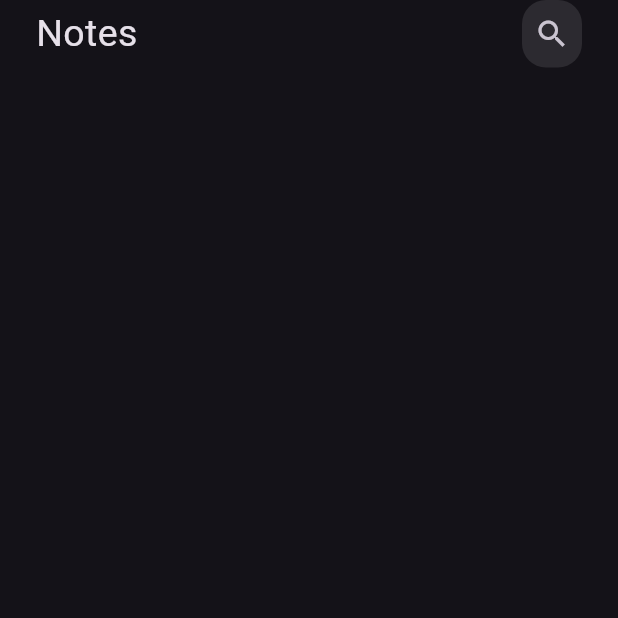
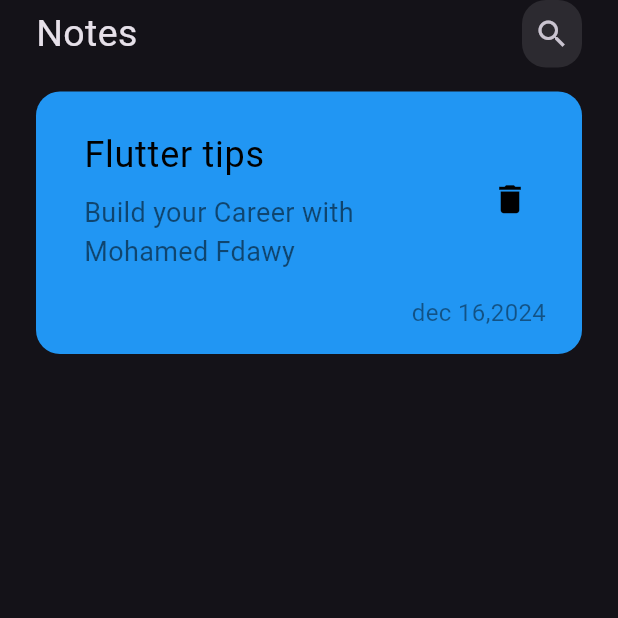
Before and after one commit to MuhamedElfdawy/notes, a Flutter app: the screen it shows after launch, on a phone screen of 412 x 824 dp, the top half of it. Run offline on Flutter 3.47's test engine with Material 3 defaults, Android fonts, the phone set to English and light mode, and no system bars; Roboto replaces fonts that are missing (Poppins).

Commit message:
create custom note items

```diff
--- /dev/null
+++ b/lib/Views/widgets/custom_note_item.dart
@@ -0,0 +1,54 @@
+import 'package:flutter/material.dart';
+
+class CustomNoteItems extends StatelessWidget {
+  const CustomNoteItems({super.key});
+
+  @override
+  Widget build(BuildContext context) {
+    return Container(
+      margin: const EdgeInsets.symmetric(vertical: 16),
+      padding: const EdgeInsets.only(left: 16,top: 16,bottom: 16),
+      decoration: BoxDecoration(
+          borderRadius: BorderRadius.circular(16), color: Colors.blue),
+      child: Column(
+        crossAxisAlignment: CrossAxisAlignment.end,
+        children: [
+          ListTile(
+            title: const Padding(
+              padding: EdgeInsets.only(bottom: 8),
+              child: Text(
+                'Flutter tips',
+                style: TextStyle(color: Colors.black,
+                  fontSize: 24,
+                ),
+              ),
+            ),
+            subtitle: const Text(
+              'Build your Career with Mohamed Fdawy',
+              style: TextStyle(color: Colors.black54,
+                fontSize: 18,
+              ),
+            ),
+            trailing: IconButton(
+                onPressed: () {},
+                icon: const Icon(
+                  Icons.delete,
+                  color: Colors.black,
+                  size: 25,
+                )),
+          ),
+          const Padding(
+            padding: EdgeInsets.only(right: 24,top: 8),
+            child:  Text(
+              'dec 16,2024',
+              style: TextStyle(
+                color: Colors.black45,
+                fontSize: 16,
+              ),
+            ),
+          ),
+        ],
+      ),
+    );
+  }
+}
--- a/lib/Views/widgets/notes_view_body.dart
+++ b/lib/Views/widgets/notes_view_body.dart
@@ -1,5 +1,6 @@
-import 'package:flutter/cupertino.dart';
+import 'package:flutter/material.dart';
 import 'package:notes/Views/widgets/custom_app_bar.dart';
+import 'package:notes/Views/widgets/custom_note_item.dart';
 
 class NotesViewBody extends StatelessWidget {
   const NotesViewBody({super.key});
@@ -12,6 +13,7 @@ class NotesViewBody extends StatelessWidget {
         child: Column(
           children: [
             CustomAppBar(),
+            CustomNoteItems(),
           ],
         ),
       ),
--- a/lib/main.dart
+++ b/lib/main.dart
@@ -14,6 +14,7 @@ class NotesApp extends StatelessWidget {
       debugShowCheckedModeBanner: false,
       theme: ThemeData(
         brightness: Brightness.dark,
+        fontFamily: 'Poppins',
       ),
       home: const NotesView(),
     );
--- a/pubspec.yaml
+++ b/pubspec.yaml
@@ -57,6 +57,8 @@ flutter:
   # included with your application, so that you can use the icons in
   # the material Icons class.
   uses-material-design: true
+  assets:
+    - assets/fonts/
 
   # To add assets to your application, add an assets section, like this:
   # assets:
```
Also changed, not shown: assets/fonts/Poppins-Regular.ttf (added).
